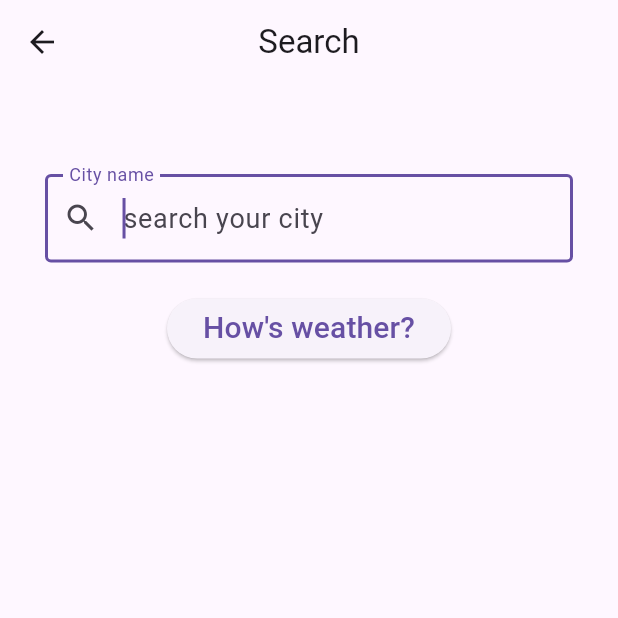
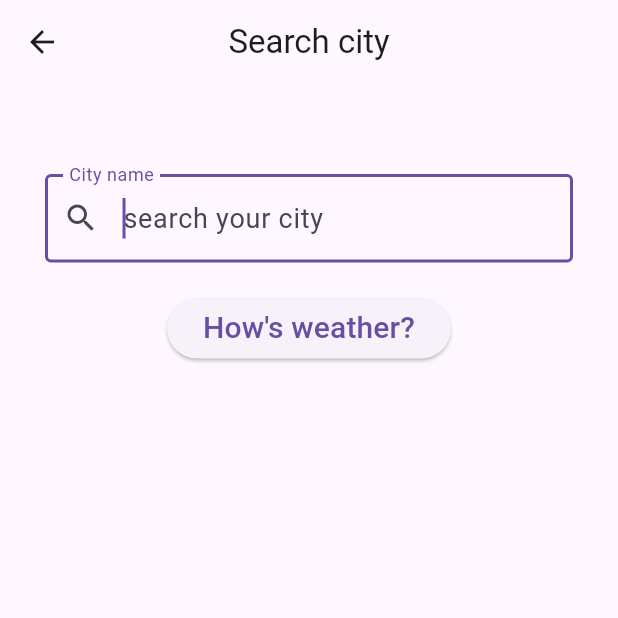
Before and after one commit to iamnilam/weatherapp_december_2023, a Flutter app: the SearchPage screen opened directly, on a phone screen of 412 x 824 dp, the top half of it. Run offline on Flutter 3.47's test engine with Material 3 defaults, Android fonts, the phone set to English and light mode, and no system bars; our stand-ins replace bloc, equatable, flutter_bloc, flutter_dotenv, recase.

Commit message:
Update search_page.dart

```diff
--- a/lib/pages/search_page.dart
+++ b/lib/pages/search_page.dart
@@ -27,7 +27,7 @@ class _SearchPageState extends State<SearchPage> {
     }
 
     return Scaffold(
-      appBar: AppBar(centerTitle: true, title: const Text('Search')),
+      appBar: AppBar(centerTitle: true, title: const Text('Search city')),
       body: Form(
         key: _formKey,
         autovalidateMode: autovalidateMode,
```
